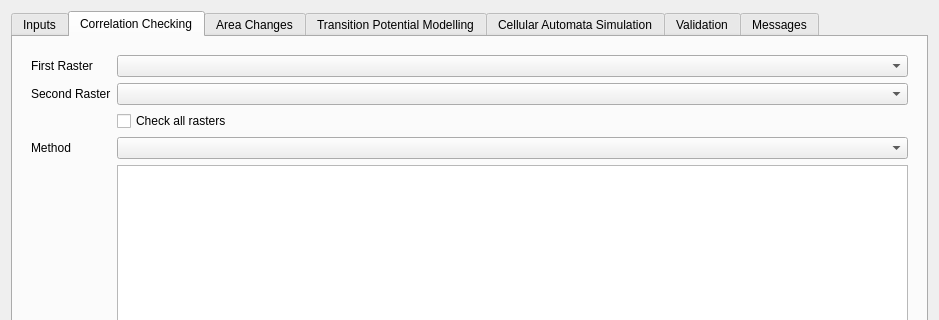
This is ui/moluscedialogbase.ui in nextgis/qgis_molusce as Qt 5 draws it before an edit; both pictures show x 0 to 939 and y 0 to 320 of the 939 by 591 pixel window. The edited form follows.
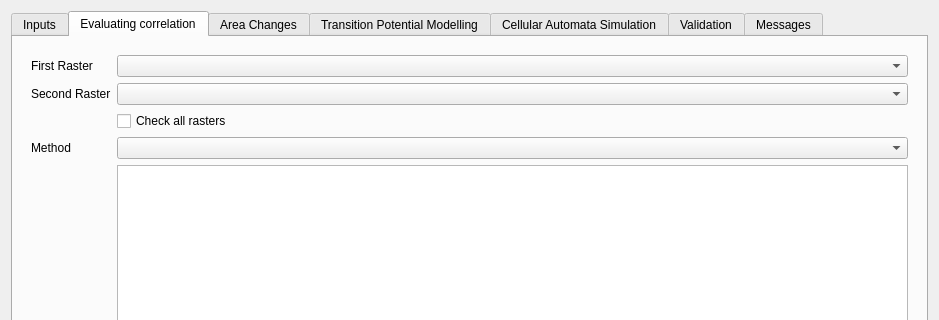
This is the edited form. The open tabs and pages were chosen to show the change. Custom widgets are drawn as their Qt base class.

The edit to the form file:
```diff
--- a/ui/moluscedialogbase.ui
+++ b/ui/moluscedialogbase.ui
@@ -131,7 +131,7 @@
      </widget>
      <widget class="QWidget" name="tabCorrelationChecking">
       <attribute name="title">
-       <string>Correlation Checking</string>
+       <string>Evaluating correlation</string>
       </attribute>
       <layout class="QGridLayout" name="gridLayout_7">
        <item row="0" column="0">
```
Left out of the diff: 2 changed lines with no effect on the pictures.
